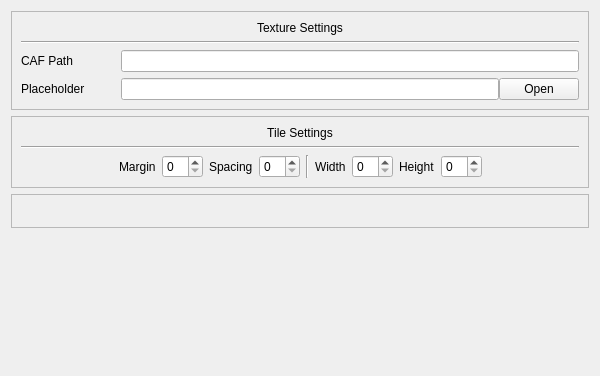
Qt form tab_tilesetbuilder.ui (ComfyKernel/comfytool) before a commit.
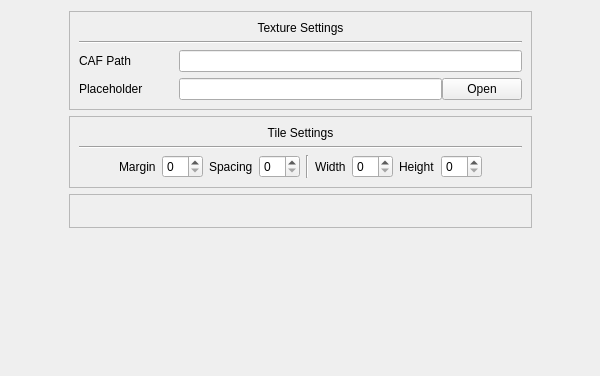
The same form after that commit.

Patch:
```diff
--- a/tab_tilesetbuilder.ui
+++ b/tab_tilesetbuilder.ui
@@ -25,156 +25,59 @@
   <property name="windowTitle">
    <string>Form</string>
   </property>
-  <layout class="QVBoxLayout" name="verticalLayout">
-   <item>
-    <widget class="QFrame" name="frame">
+  <layout class="QGridLayout" name="gridLayout">
+   <item row="3" column="1">
+    <spacer name="verticalSpacer">
+     <property name="orientation">
+      <enum>Qt::Vertical</enum>
+     </property>
+     <property name="sizeType">
+      <enum>QSizePolicy::Expanding</enum>
+     </property>
+     <property name="sizeHint" stdset="0">
+      <size>
+       <width>20</width>
+       <height>0</height>
+      </size>
+     </property>
+    </spacer>
+   </item>
+   <item row="2" column="1">
+    <widget class="QFrame" name="fr_preview">
      <property name="frameShape">
       <enum>QFrame::StyledPanel</enum>
      </property>
      <property name="frameShadow">
       <enum>QFrame::Raised</enum>
      </property>
-     <layout class="QVBoxLayout" name="verticalLayout_2">
+     <layout class="QVBoxLayout" name="verticalLayout_4">
       <item>
-       <widget class="QLabel" name="label">
-        <property name="sizePolicy">
-         <sizepolicy hsizetype="Preferred" vsizetype="Fixed">
-          <horstretch>0</horstretch>
-          <verstretch>0</verstretch>
-         </sizepolicy>
-        </property>
+       <widget class="QLabel" name="lbl_preview">
         <property name="text">
-         <string>Texture Settings</string>
+         <string/>
         </property>
         <property name="alignment">
-         <set>Qt::AlignHCenter|Qt::AlignTop</set>
+         <set>Qt::AlignCenter</set>
         </property>
        </widget>
       </item>
-      <item>
-       <widget class="Line" name="line">
-        <property name="orientation">
-         <enum>Qt::Horizontal</enum>
-        </property>
-       </widget>
-      </item>
-      <item>
-       <widget class="QWidget" name="widget" native="true">
-        <layout class="QHBoxLayout" name="horizontalLayout">
-         <property name="spacing">
-          <number>0</number>
-         </property>
-         <property name="leftMargin">
-          <number>0</number>
-         </property>
-         <property name="topMargin">
-          <number>0</number>
-         </property>
-         <property name="rightMargin">
-          <number>0</number>
-         </property>
-         <property name="bottomMargin">
-          <number>0</number>
-         </property>
-         <item>
-          <widget class="QLabel" name="label_2">
-           <property name="sizePolicy">
-            <sizepolicy hsizetype="Fixed" vsizetype="Preferred">
-             <horstretch>0</horstretch>
-             <verstretch>0</verstretch>
-            </sizepolicy>
-           </property>
-           <property name="minimumSize">
-            <size>
-             <width>100</width>
-             <height>0</height>
-            </size>
-           </property>
-           <property name="text">
-            <string>CAF Path</string>
-           </property>
-          </widget>
-         </item>
-         <item>
-          <widget class="QLineEdit" name="le_path">
-           <property name="sizePolicy">
-            <sizepolicy hsizetype="MinimumExpanding" vsizetype="Fixed">
-             <horstretch>4</horstretch>
-             <verstretch>0</verstretch>
-            </sizepolicy>
-           </property>
-          </widget>
-         </item>
-        </layout>
-       </widget>
-      </item>
-      <item>
-       <widget class="QWidget" name="widget_2" native="true">
-        <layout class="QHBoxLayout" name="horizontalLayout_2">
-         <property name="spacing">
-          <number>0</number>
-         </property>
-         <property name="leftMargin">
-          <number>0</number>
-         </property>
-         <property name="topMargin">
-          <number>0</number>
-         </property>
-         <property name="rightMargin">
-          <number>0</number>
-         </property>
-         <property name="bottomMargin">
-          <number>0</number>
-         </property>
-         <item>
-          <widget class="QLabel" name="label_3">
-           <property name="sizePolicy">
-            <sizepolicy hsizetype="Fixed" vsizetype="Preferred">
-             <horstretch>2</horstretch>
-             <verstretch>0</verstretch>
-            </sizepolicy>
-           </property>
-           <property name="minimumSize">
-            <size>
-             <width>100</width>
-             <height>0</height>
-            </size>
-           </property>
-           <property name="text">
-            <string>Placeholder</string>
-           </property>
-          </widget>
-         </item>
-         <item>
-          <widget class="QLineEdit" name="le_holder">
-           <property name="sizePolicy">
-            <sizepolicy hsizetype="Expanding" vsizetype="Fixed">
-             <horstretch>3</horstretch>
-             <verstretch>0</verstretch>
-            </sizepolicy>
-           </property>
-          </widget>
-         </item>
-         <item>
-          <widget class="QPushButton" name="pushButton">
-           <property name="sizePolicy">
-            <sizepolicy hsizetype="Fixed" vsizetype="Fixed">
-             <horstretch>1</horstretch>
-             <verstretch>0</verstretch>
-            </sizepolicy>
-           </property>
-           <property name="text">
-            <string>Open</string>
-           </property>
-          </widget>
-         </item>
-        </layout>
-       </widget>
-      </item>
      </layout>
     </widget>
    </item>
-   <item>
+   <item row="1" column="0">
+    <spacer name="horizontalSpacer_3">
+     <property name="orientation">
+      <enum>Qt::Horizontal</enum>
+     </property>
+     <property name="sizeHint" stdset="0">
+      <size>
+       <width>40</width>
+       <height>20</height>
+      </size>
+     </property>
+    </spacer>
+   </item>
+   <item row="1" column="1">
     <widget class="QFrame" name="frame_2">
      <property name="sizePolicy">
       <sizepolicy hsizetype="Expanding" vsizetype="Fixed">
@@ -338,40 +241,163 @@
      </layout>
     </widget>
    </item>
-   <item>
-    <widget class="QFrame" name="fr_preview">
+   <item row="0" column="1">
+    <widget class="QFrame" name="frame">
      <property name="frameShape">
       <enum>QFrame::StyledPanel</enum>
      </property>
      <property name="frameShadow">
       <enum>QFrame::Raised</enum>
      </property>
-     <layout class="QVBoxLayout" name="verticalLayout_4">
+     <layout class="QVBoxLayout" name="verticalLayout_2">
       <item>
-       <widget class="QLabel" name="lbl_preview">
+       <widget class="QLabel" name="label">
+        <property name="sizePolicy">
+         <sizepolicy hsizetype="Preferred" vsizetype="Fixed">
+          <horstretch>0</horstretch>
+          <verstretch>0</verstretch>
+         </sizepolicy>
+        </property>
         <property name="text">
-         <string/>
+         <string>Texture Settings</string>
         </property>
         <property name="alignment">
-         <set>Qt::AlignCenter</set>
+         <set>Qt::AlignHCenter|Qt::AlignTop</set>
         </property>
        </widget>
       </item>
+      <item>
+       <widget class="Line" name="line">
+        <property name="orientation">
+         <enum>Qt::Horizontal</enum>
+        </property>
+       </widget>
+      </item>
+      <item>
+       <widget class="QWidget" name="widget" native="true">
+        <layout class="QHBoxLayout" name="horizontalLayout">
+         <property name="spacing">
+          <number>0</number>
+         </property>
+         <property name="leftMargin">
+          <number>0</number>
+         </property>
+         <property name="topMargin">
+          <number>0</number>
+         </property>
+         <property name="rightMargin">
+          <number>0</number>
+         </property>
+         <property name="bottomMargin">
+          <number>0</number>
+         </property>
+         <item>
+          <widget class="QLabel" name="label_2">
+           <property name="sizePolicy">
+            <sizepolicy hsizetype="Fixed" vsizetype="Preferred">
+             <horstretch>0</horstretch>
+             <verstretch>0</verstretch>
+            </sizepolicy>
+           </property>
+           <property name="minimumSize">
+            <size>
+             <width>100</width>
+             <height>0</height>
+            </size>
+           </property>
+           <property name="text">
+            <string>CAF Path</string>
+           </property>
+          </widget>
+         </item>
+         <item>
+          <widget class="QLineEdit" name="le_path">
+           <property name="sizePolicy">
+            <sizepolicy hsizetype="MinimumExpanding" vsizetype="Fixed">
+             <horstretch>4</horstretch>
+             <verstretch>0</verstretch>
+            </sizepolicy>
+           </property>
+          </widget>
+         </item>
+        </layout>
+       </widget>
+      </item>
+      <item>
+       <widget class="QWidget" name="widget_2" native="true">
+        <layout class="QHBoxLayout" name="horizontalLayout_2">
+         <property name="spacing">
+          <number>0</number>
+         </property>
+         <property name="leftMargin">
+          <number>0</number>
+         </property>
+         <property name="topMargin">
+          <number>0</number>
+         </property>
+         <property name="rightMargin">
+          <number>0</number>
+         </property>
+         <property name="bottomMargin">
+          <number>0</number>
+         </property>
+         <item>
+          <widget class="QLabel" name="label_3">
+           <property name="sizePolicy">
+            <sizepolicy hsizetype="Fixed" vsizetype="Preferred">
+             <horstretch>2</horstretch>
+             <verstretch>0</verstretch>
+            </sizepolicy>
+           </property>
+           <property name="minimumSize">
+            <size>
+             <width>100</width>
+             <height>0</height>
+            </size>
+           </property>
+           <property name="text">
+            <string>Placeholder</string>
+           </property>
+          </widget>
+         </item>
+         <item>
+          <widget class="QLineEdit" name="le_holder">
+           <property name="sizePolicy">
+            <sizepolicy hsizetype="Expanding" vsizetype="Fixed">
+             <horstretch>3</horstretch>
+             <verstretch>0</verstretch>
+            </sizepolicy>
+           </property>
+          </widget>
+         </item>
+         <item>
+          <widget class="QPushButton" name="pushButton">
+           <property name="sizePolicy">
+            <sizepolicy hsizetype="Fixed" vsizetype="Fixed">
+             <horstretch>1</horstretch>
+             <verstretch>0</verstretch>
+            </sizepolicy>
+           </property>
+           <property name="text">
+            <string>Open</string>
+           </property>
+          </widget>
+         </item>
+        </layout>
+       </widget>
+      </item>
      </layout>
     </widget>
    </item>
-   <item>
-    <spacer name="verticalSpacer">
+   <item row="1" column="2">
+    <spacer name="horizontalSpacer_4">
      <property name="orientation">
-      <enum>Qt::Vertical</enum>
-     </property>
-     <property name="sizeType">
-      <enum>QSizePolicy::Expanding</enum>
+      <enum>Qt::Horizontal</enum>
      </property>
      <property name="sizeHint" stdset="0">
       <size>
-       <width>20</width>
-       <height>0</height>
+       <width>40</width>
+       <height>20</height>
       </size>
      </property>
     </spacer>
```
